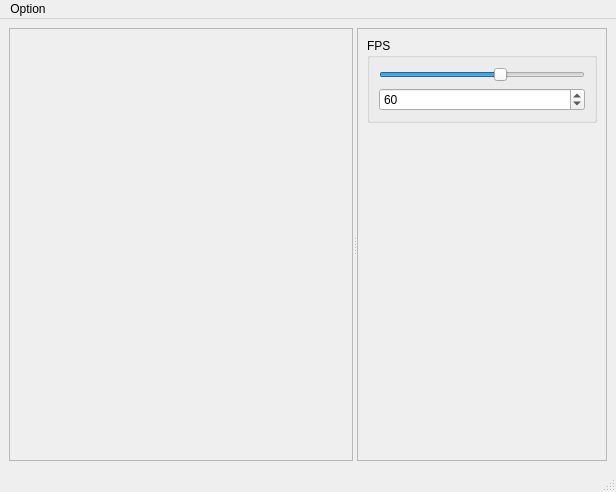
Above: MainWindow.ui from FarK/BrownianFractal before the change. Below: the same form after it.
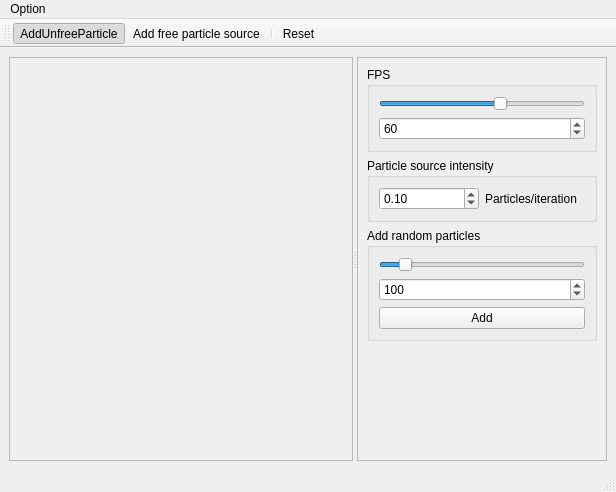
That is the form after the change. Icons and pictures are not drawn. Custom widgets are drawn as their Qt base class.

Commit message:
Implements some tools:
* Toolbar with addUnfreeParticle, addFreeParticleSource and reset
  buttons.
* SpinBox for control particle source intensity.
* Slider, text box and button for add rando free particles.

What changed in the file:
```diff
--- a/MainWindow.ui
+++ b/MainWindow.ui
@@ -143,6 +143,89 @@
           </layout>
          </widget>
         </item>
+        <item>
+         <widget class="QGroupBox" name="groupBox_2">
+          <property name="title">
+           <string>Particle source intensity</string>
+          </property>
+          <layout class="QHBoxLayout" name="horizontalLayout_3">
+           <item>
+            <widget class="QDoubleSpinBox" name="doubleSpinBox">
+             <property name="minimum">
+              <double>0.010000000000000</double>
+             </property>
+             <property name="maximum">
+              <double>20.000000000000000</double>
+             </property>
+             <property name="singleStep">
+              <double>0.100000000000000</double>
+             </property>
+             <property name="value">
+              <double>0.100000000000000</double>
+             </property>
+            </widget>
+           </item>
+           <item>
+            <widget class="QLabel" name="label">
+             <property name="text">
+              <string>Particles/iteration</string>
+             </property>
+            </widget>
+           </item>
+          </layout>
+         </widget>
+        </item>
+        <item>
+         <widget class="QGroupBox" name="groupBox_3">
+          <property name="title">
+           <string>Add random particles</string>
+          </property>
+          <layout class="QVBoxLayout" name="verticalLayout_4">
+           <item>
+            <widget class="QSlider" name="horizontalSlider_2">
+             <property name="minimum">
+              <number>1</number>
+             </property>
+             <property name="maximum">
+              <number>10000</number>
+             </property>
+             <property name="singleStep">
+              <number>100</number>
+             </property>
+             <property name="value">
+              <number>1000</number>
+             </property>
+             <property name="orientation">
+              <enum>Qt::Horizontal</enum>
+             </property>
+            </widget>
+           </item>
+           <item>
+            <widget class="QSpinBox" name="spinBox_2">
+             <property name="minimum">
+              <number>1</number>
+             </property>
+             <property name="maximum">
+              <number>10000</number>
+             </property>
+             <property name="singleStep">
+              <number>100</number>
+             </property>
+             <property name="value">
+              <number>100</number>
+             </property>
+            </widget>
+           </item>
+           <item>
+            <widget class="QPushButton" name="pushButton">
+             <property name="text">
+              <string>Add</string>
+             </property>
+            </widget>
+           </item>
+          </layout>
+         </widget>
+        </item>
         <item>
          <spacer name="verticalSpacer">
           <property name="orientation">
@@ -179,6 +262,66 @@
    <addaction name="menuOption"/>
   </widget>
   <widget class="QStatusBar" name="statusbar"/>
+  <widget class="Toolbar" name="toolBar">
+   <property name="windowTitle">
+    <string>toolBar</string>
+   </property>
+   <attribute name="toolBarArea">
+    <enum>TopToolBarArea</enum>
+   </attribute>
+   <attribute name="toolBarBreak">
+    <bool>false</bool>
+   </attribute>
+   <addaction name="actionAddUnfreeParticle"/>
+   <addaction name="actionAddFreeParticleSource"/>
+   <addaction name="separator"/>
+   <addaction name="actionReset"/>
+  </widget>
+  <action name="actionAddUnfreeParticle">
+   <property name="checkable">
+    <bool>true</bool>
+   </property>
+   <property name="checked">
+    <bool>true</bool>
+   </property>
+   <property name="icon">
+    <iconset resource="resources.qrc">
+     <normaloff>:/resources/resources/AddUnfree.png</normaloff>:/resources/resources/AddUnfree.png</iconset>
+   </property>
+   <property name="text">
+    <string>AddUnfreeParticle</string>
+   </property>
+   <property name="toolTip">
+    <string>Click to add an unfree particle</string>
+   </property>
+  </action>
+  <action name="actionAddFreeParticleSource">
+   <property name="checkable">
+    <bool>true</bool>
+   </property>
+   <property name="icon">
+    <iconset resource="resources.qrc">
+     <normaloff>:/resources/resources/AddSource.png</normaloff>:/resources/resources/AddSource.png</iconset>
+   </property>
+   <property name="text">
+    <string>Add free particle source</string>
+   </property>
+   <property name="toolTip">
+    <string>Click to add an free particle source</string>
+   </property>
+  </action>
+  <action name="actionReset">
+   <property name="icon">
+    <iconset resource="resources.qrc">
+     <normaloff>:/resources/resources/Reset.png</normaloff>:/resources/resources/Reset.png</iconset>
+   </property>
+   <property name="text">
+    <string>Reset</string>
+   </property>
+   <property name="toolTip">
+    <string>Clear screen</string>
+   </property>
+  </action>
  </widget>
  <customwidgets>
   <customwidget>
@@ -188,6 +331,23 @@
    <container>1</container>
    <slots>
     <slot>setFPS(int)</slot>
+    <slot>setSelectedTool(Tool)</slot>
+    <slot>setParticleSourceIntensity(double)</slot>
+    <slot>setConstantFreeParticles(bool)</slot>
+    <slot>setFreeParticlesToAdd(int)</slot>
+    <slot>addFreeParticles()</slot>
+    <slot>reset()</slot>
+   </slots>
+  </customwidget>
+  <customwidget>
+   <class>Toolbar</class>
+   <extends>QToolBar</extends>
+   <header>toolbar.h</header>
+   <slots>
+    <signal>toolSelected(Tool)</signal>
+    <signal>constantFreeParticles(bool)</signal>
+    <signal>reset()</signal>
+    <slot>actionTriggeredSlot(QAction*)</slot>
    </slots>
   </customwidget>
  </customwidgets>
```
Left out of the diff: 152 changed lines with no effect on the pictures. The commit also changes 19 other files.
